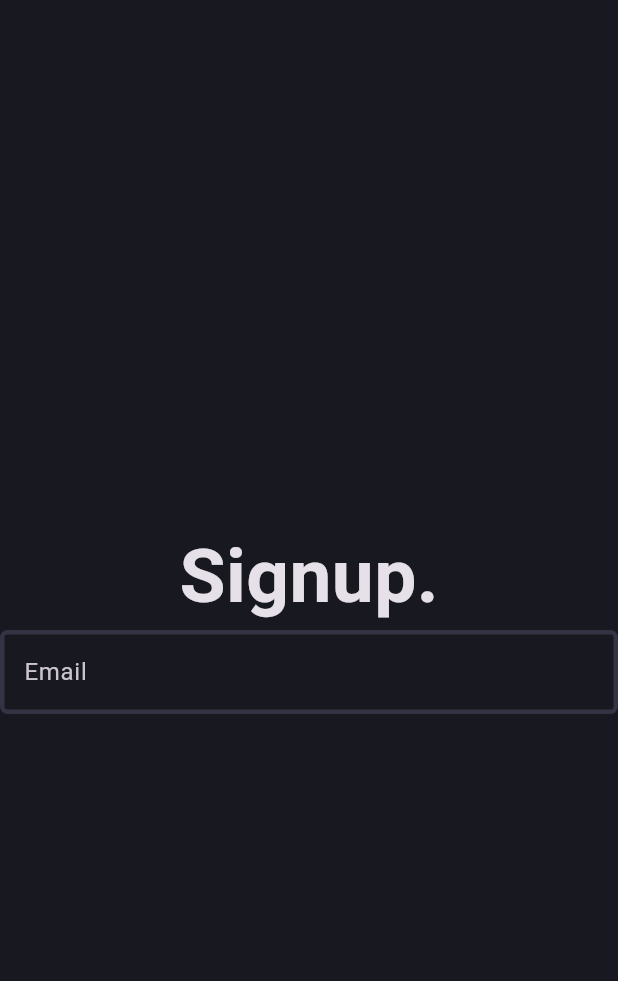
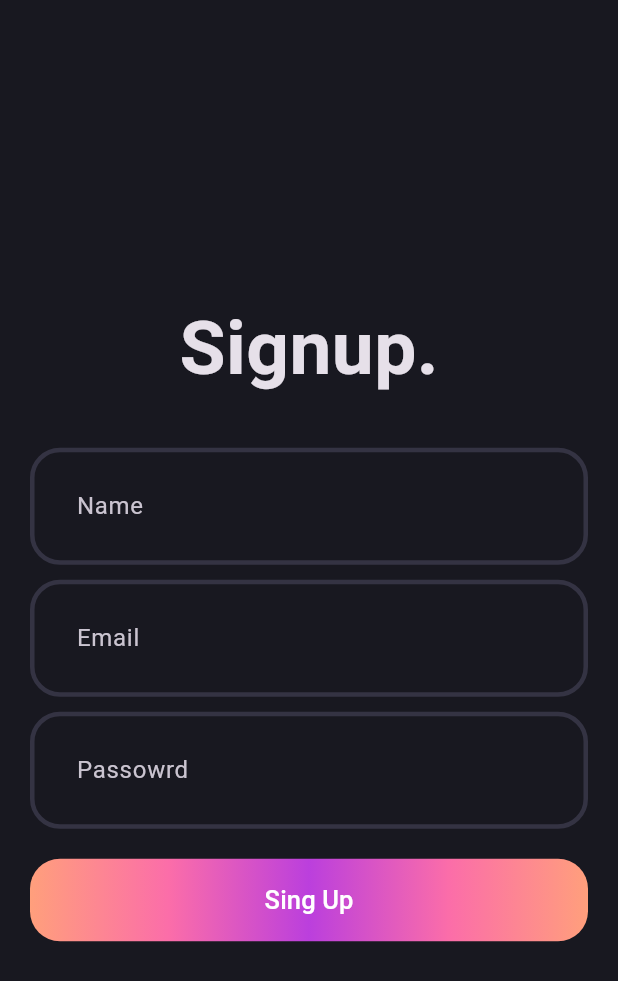
Before and after one commit to dipu280/blog_app, a Flutter app: the screen it shows after launch, on a phone screen of 412 x 824 dp. Shown: the top 981 px of the screen. Run offline on Flutter 3.47's test engine with Material 3 defaults, Android fonts, the phone set to English and light mode, and no system bars.

Commit message:
auth_gradient_button
	new file:   lib/features/auth/presentation/widgets/auth_gradient_button.dart

```diff
--- a/analysis_options.yaml
+++ b/analysis_options.yaml
@@ -7,6 +7,9 @@
 
 # The following line activates a set of recommended lints for Flutter apps,
 # packages, and plugins designed to encourage good coding practices.
+analyzer:
+  errors:
+    prefer_const_literals_to_create_immutables: ignore
 include: package:flutter_lints/flutter.yaml
 
 linter:
--- a/lib/core/theme/app_pallete.dart
+++ b/lib/core/theme/app_pallete.dart
@@ -10,4 +10,5 @@ class AppPallete {
   static const Color greyColor = Colors.grey;
   static const Color errorColor = Colors.redAccent;
   static const Color transparentColor = Colors.transparent;
+  static const Color blackColor = Colors.black;
 }
--- a/lib/core/theme/theme.dart
+++ b/lib/core/theme/theme.dart
@@ -1,17 +1,23 @@
 import 'package:block_app/core/theme/app_pallete.dart';
-import 'package:flutter/material.dart' show BorderRadius, BorderSide, InputDecorationTheme, OutlineInputBorder, ThemeData;
+import 'package:flutter/material.dart' show BorderSide, EdgeInsets, InputDecorationTheme, OutlineInputBorder, ThemeData;
+import 'package:flutter/widgets.dart';
 
 class AppTheme{
+  static _border([Color color=AppPallete.borderColor])=>OutlineInputBorder(
+    borderSide: BorderSide(
+        color:color,
+        width: 3,
+        style: BorderStyle.solid,
+
+      ),
+    borderRadius: BorderRadius.circular(20),
+  );
 static final darkThemeMode =ThemeData.dark ().copyWith(
   scaffoldBackgroundColor: AppPallete.backgroundColor,
    inputDecorationTheme:InputDecorationTheme(
-    enabledBorder: OutlineInputBorder(
-      borderSide: const BorderSide(
-        color: AppPallete.borderColor,
-        width: 3
-      ),
-      borderRadius: BorderRadius.circular(5),
-    ),
+    contentPadding: EdgeInsets.all(27),
+    enabledBorder: _border(),
+    focusedBorder: _border(const Color.fromARGB(255, 80, 80, 80)),
    )
 );
 }
--- a/lib/features/auth/presentation/pages/signup_page.dart
+++ b/lib/features/auth/presentation/pages/signup_page.dart
@@ -1,4 +1,5 @@
 import 'package:block_app/features/auth/presentation/widgets/auth_field.dart' show AuthField;
+import 'package:block_app/features/auth/presentation/widgets/auth_gradient_button.dart';
 import 'package:flutter/material.dart';
 
 class SignupPage extends StatefulWidget {
@@ -11,24 +12,33 @@ class SignupPage extends StatefulWidget {
 class _SignupPageState extends State<SignupPage> {
   @override
   Widget build(BuildContext context) {
-    return Scaffold(
+    return const Scaffold(
 
-        body: Column(
+        body: Padding(
+          padding: EdgeInsets.only(left: 20, right: 20),
+          child: Column(
             mainAxisAlignment: MainAxisAlignment.center,
             children: [
-            const Text(
+              Text(
                 'Signup.',
                 style: TextStyle(
                   fontSize: 50,
 
                  fontWeight: FontWeight.bold),
               ),
-               AuthField(
-
-            hintText: 'Email',
+              SizedBox(
+                height: 30,
               ),
+                 AuthField(hintText: 'Name', ),
+                 SizedBox(height: 10,),
+                 AuthField(hintText: 'Email',),
+                 SizedBox(height: 10,),
+                 AuthField(hintText: 'Passowrd',),
+                 SizedBox(height: 20,),
+                 AuthGradientButton()
             ],
-        )
+          ),
+        ),
         );
 
   }
--- /dev/null
+++ b/lib/features/auth/presentation/widgets/auth_gradient_button.dart
@@ -0,0 +1,39 @@
+import 'package:block_app/core/theme/app_pallete.dart';
+import 'package:flutter/material.dart';
+
+class AuthGradientButton extends StatelessWidget {
+  const AuthGradientButton({Key? key}) : super(key: key);
+
+  @override
+  Widget build(BuildContext context) {
+    return Container(
+      decoration:const BoxDecoration(
+       gradient:  LinearGradient(
+          colors: [
+             AppPallete.gradient3,
+             AppPallete.gradient2,
+             AppPallete.gradient1,
+             AppPallete.gradient2,
+             AppPallete.gradient3,
+          ],
+          begin: Alignment.centerLeft,
+          end: Alignment.centerRight,
+        ),
+        borderRadius: BorderRadius.all(Radius.circular(20)),
+      ),
+      child: ElevatedButton(
+        style: ElevatedButton.styleFrom(
+          fixedSize: const Size(395, 55),
+          backgroundColor: AppPallete.transparentColor,
+          shadowColor: AppPallete.transparentColor,
+        ),
+        onPressed: () {},
+        child: const Text('Sing Up',
+        style: TextStyle(
+          fontSize: 17,
+          fontWeight: FontWeight.w500,
+          color: Colors.white),),
+      ),
+    );
+  }
+}
```
Lines whose indentation alone changed are shown as unchanged.
